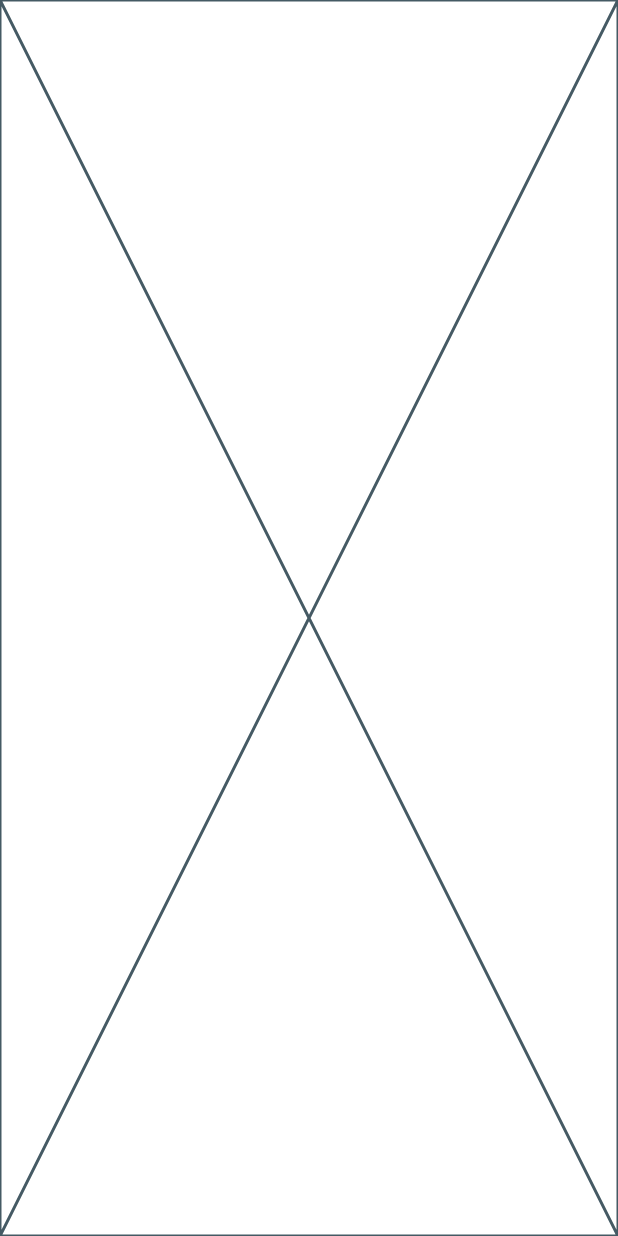
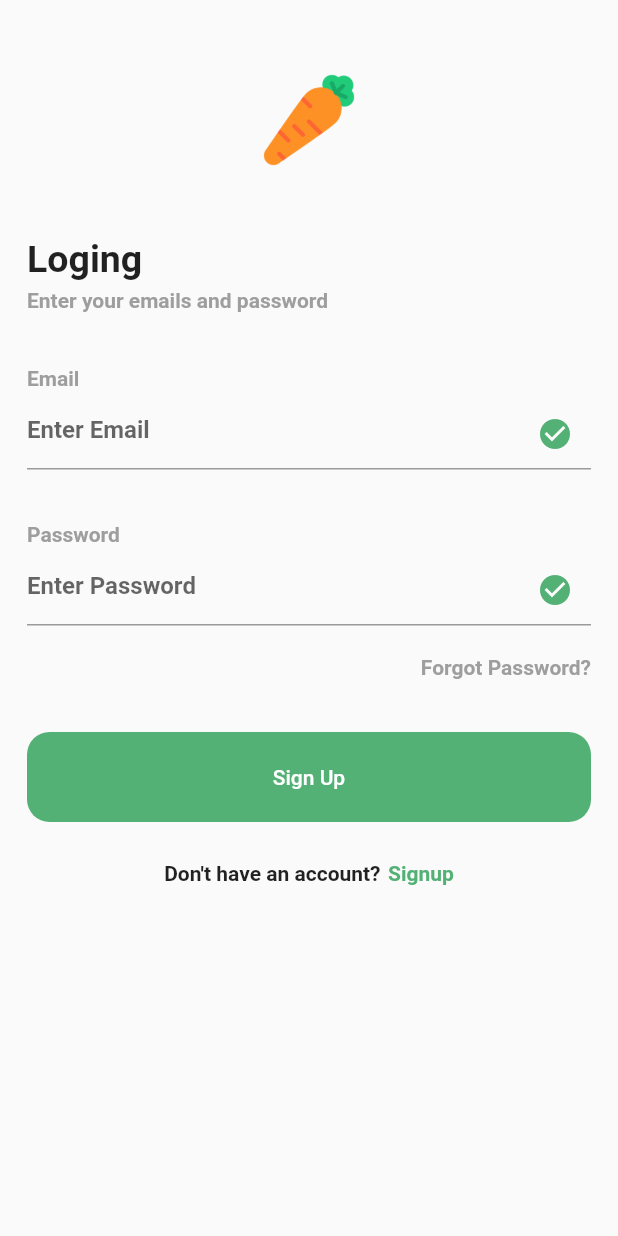
Before and after one commit to unjoo31/flutter-portfolio-login-join, a Flutter app: the screen it shows after launch, on a phone screen of 412 x 824 dp. Run offline on Flutter 3.47's test engine with Material 2 defaults, Android fonts, the light colour scheme and no system bars; our stand-ins replace validators.

Commit message:
git commit "개발 완료"

```diff
--- /dev/null
+++ b/lib/components/custom_login_form.dart
@@ -0,0 +1,59 @@
+import 'package:flutter/material.dart';
+import 'package:login_join/components/custom_text_form_field.dart';
+import 'package:login_join/size.dart';
+import 'package:login_join/user_repository.dart';
+import 'package:login_join/validator_util.dart';
+
+class CustomLoginForm extends StatelessWidget {
+  final _formKey = GlobalKey<FormState>();
+
+  final _email = TextEditingController();
+  final _password = TextEditingController();
+  CustomLoginForm();
+
+  @override
+  Widget build(BuildContext context) {
+    return Form(
+      key: _formKey,
+      child: Padding(
+        padding: const EdgeInsets.all(8.0),
+        child: Column(
+          children: [
+            SizedBox(height: large_gap),
+            CustomTextFormField(
+              validate: validateEmail(),
+              textController: _email,
+              text: "Email",
+            ),
+            SizedBox(height: mlarge_gap),
+            CustomTextFormField(
+              validate: validatePassword(),
+              textController: _password,
+              isPassword: true,
+              text: "Password",
+            ),
+            SizedBox(height: large_gap),
+            Align(
+              alignment: Alignment.centerRight,
+              child: Text(
+                "Forgot Password?",
+                style:
+                    TextStyle(color: Colors.grey, fontWeight: FontWeight.bold),
+              ),
+            ),
+            SizedBox(height: mlarge_gap),
+            TextButton(
+                onPressed: () {
+                  if (_formKey.currentState!.validate()) {
+                    UserRepository repo = UserRepository();
+                    repo.login(_email.text.trim(), _password.text.trim());
+                    Navigator.pushNamed(context, "/login");
+                  }
+                },
+                child: Text("Sign Up"))
+          ],
+        ),
+      ),
+    );
+  }
+}
--- /dev/null
+++ b/lib/components/custom_move_join.dart
@@ -0,0 +1,28 @@
+import 'package:flutter/material.dart';
+import 'package:login_join/size.dart';
+import 'package:login_join/theme.dart';
+
+class CustomMoveJoin extends StatelessWidget {
+  String title;
+  String buttonTitle;
+  CustomMoveJoin({required this.title, required this.buttonTitle});
+
+  @override
+  Widget build(BuildContext context) {
+    return Padding(
+      padding: const EdgeInsets.all(8.0),
+      child: Row(
+        mainAxisAlignment: MainAxisAlignment.center,
+        children: [
+          Text("${title}", style: TextStyle(fontWeight: FontWeight.bold)),
+          SizedBox(width: small_gap),
+          Text("${buttonTitle}",
+              style: TextStyle(
+                fontWeight: FontWeight.bold,
+                color: primaryGreen,
+              )),
+        ],
+      ),
+    );
+  }
+}
--- /dev/null
+++ b/lib/components/custom_text_form_field.dart
@@ -0,0 +1,40 @@
+import 'package:flutter/material.dart';
+import 'package:login_join/size.dart';
+import 'package:login_join/theme.dart';
+
+class CustomTextFormField extends StatelessWidget {
+  final textController;
+  final validate;
+  String text;
+  bool isPassword;
+  CustomTextFormField(
+      {required this.text,
+      required this.validate,
+      required this.textController,
+      this.isPassword = false});
+
+  @override
+  Widget build(BuildContext context) {
+    return Column(
+      crossAxisAlignment: CrossAxisAlignment.start,
+      children: [
+        Text(
+          "${text}",
+          style: TextStyle(color: Colors.grey, fontWeight: FontWeight.bold),
+        ),
+        SizedBox(height: small_gap),
+        TextFormField(
+          controller: textController,
+          validator: validate,
+          style: TextStyle(
+            fontWeight: FontWeight.bold,
+          ),
+          obscureText: isPassword,
+          decoration: InputDecoration(
+              hintText: "Enter ${text}",
+              suffixIcon: Icon(Icons.check_circle, color: primaryGreen)),
+        )
+      ],
+    );
+  }
+}
--- /dev/null
+++ b/lib/components/custom_title_form.dart
@@ -0,0 +1,31 @@
+import 'package:flutter/material.dart';
+import 'package:login_join/size.dart';
+
+class CustomTitle extends StatelessWidget {
+  String mainTitle;
+  String subTitle;
+
+  CustomTitle({required this.mainTitle, required this.subTitle});
+
+  @override
+  Widget build(BuildContext context) {
+    return Padding(
+      padding: const EdgeInsets.all(8.0),
+      child: Column(
+        crossAxisAlignment: CrossAxisAlignment.start,
+        children: [
+          SizedBox(height: large_gap),
+          Text(
+            "${mainTitle}",
+            style: TextStyle(fontWeight: FontWeight.bold, fontSize: 25),
+          ),
+          SizedBox(height: small_gap),
+          Text(
+            "${subTitle}",
+            style: TextStyle(color: Colors.grey, fontWeight: FontWeight.bold),
+          ),
+        ],
+      ),
+    );
+  }
+}
--- /dev/null
+++ b/lib/components/logo.dart
@@ -0,0 +1,12 @@
+import 'package:flutter/material.dart';
+
+class Logo extends StatelessWidget {
+  const Logo({super.key});
+
+  @override
+  Widget build(BuildContext context) {
+    return Column(
+      children: [Image.asset("assets/logo.png", width: 100, height: 100)],
+    );
+  }
+}
--- a/lib/main.dart
+++ b/lib/main.dart
@@ -1,4 +1,7 @@
 import 'package:flutter/material.dart';
+import 'package:login_join/pages/join_page.dart';
+import 'package:login_join/pages/login_page.dart';
+import 'package:login_join/theme.dart';
 
 void main() {
   runApp(const MyApp());
@@ -9,6 +12,14 @@ class MyApp extends StatelessWidget {
 
   @override
   Widget build(BuildContext context) {
-    return const Placeholder();
+    return MaterialApp(
+      debugShowCheckedModeBanner: false,
+      theme: theme(),
+      initialRoute: "/login",
+      routes: {
+        "/join": (context) => JoinPage(),
+        "/login": (context) => LoginPage(),
+      },
+    );
   }
 }
--- /dev/null
+++ b/lib/pages/login_page.dart
@@ -0,0 +1,33 @@
+import 'package:flutter/material.dart';
+import 'package:login_join/components/custom_login_form.dart';
+import 'package:login_join/components/custom_move_join.dart';
+import 'package:login_join/components/custom_title_form.dart';
+import 'package:login_join/components/logo.dart';
+import 'package:login_join/size.dart';
+
+class LoginPage extends StatelessWidget {
+  const LoginPage({super.key});
+
+  @override
+  Widget build(BuildContext context) {
+    return Scaffold(
+      resizeToAvoidBottomInset: true,
+      body: Padding(
+        padding: const EdgeInsets.all(10),
+        child: ListView(
+          children: [
+            SizedBox(height: large_gap),
+            Logo(),
+            CustomTitle(
+                mainTitle: "Loging",
+                subTitle: "Enter your emails and password"),
+            CustomLoginForm(),
+            SizedBox(height: medium_gap),
+            CustomMoveJoin(
+                title: "Don't have an account?", buttonTitle: "Signup"),
+          ],
+        ),
+      ),
+    );
+  }
+}
--- /dev/null
+++ b/lib/size.dart
@@ -0,0 +1,5 @@
+const double small_gap = 5.0;
+const double medium_gap = 10.0;
+const double large_gap = 20.0;
+const double mlarge_gap = 35.0;
+const double xlarge_gap = 100.0;
--- /dev/null
+++ b/lib/theme.dart
@@ -0,0 +1,36 @@
+import 'package:flutter/material.dart';
+
+const MaterialColor primaryGreen = MaterialColor(
+  0xFF53B175,
+  <int, Color>{
+    50: Color(0xFF53B175),
+    100: Color(0xFF53B175),
+    200: Color(0xFF53B175),
+    300: Color(0xFF53B175),
+    400: Color(0xFF53B175),
+    500: Color(0xFF53B175),
+    600: Color(0xFF53B175),
+    700: Color(0xFF53B175),
+    800: Color(0xFF53B175),
+    900: Color(0xFF53B175),
+  },
+);
+
+ThemeData theme() {
+  return ThemeData(
+    textButtonTheme: TextButtonThemeData(
+      style: TextButton.styleFrom(
+        backgroundColor: primaryGreen,
+        foregroundColor: Colors.white,
+        shape: RoundedRectangleBorder(
+          borderRadius: BorderRadius.circular(15),
+        ),
+        minimumSize: Size(double.infinity, 60),
+      ),
+    ),
+    primarySwatch: primaryGreen,
+    appBarTheme: const AppBarTheme(
+      iconTheme: IconThemeData(color: primaryGreen),
+    ),
+  );
+}
--- /dev/null
+++ b/lib/user_repository.dart
@@ -0,0 +1,18 @@
+class UserRepository {
+  void login(String email, String password) {
+    print("email : $email");
+    print("password : $password");
+    // 통신코드
+
+    // 응답 받기
+  }
+
+  void join(String email, String password, String username) {
+    print("email : $email");
+    print("password : $password");
+    print("username : $username");
+    // 통신코드
+
+    // 응답 받기
+  }
+}
--- a/pubspec.yaml
+++ b/pubspec.yaml
@@ -35,6 +35,8 @@ dependencies:
   # The following adds the Cupertino Icons font to your application.
   # Use with the CupertinoIcons class for iOS style icons.
   cupertino_icons: ^1.0.2
+  flutter_svg: ^2.0.7
+  validators: 3.0.0
 
 dev_dependencies:
   flutter_test:
@@ -59,8 +61,8 @@ flutter:
   uses-material-design: true
 
   # To add assets to your application, add an assets section, like this:
-  # assets:
-  #   - images/a_dot_burr.jpeg
+  assets:
+    - assets/
   #   - images/a_dot_ham.jpeg
 
   # An image asset can refer to one or more resolution-specific "variants", see
```
Also changed, not shown: lib/components/custom_join_form.dart (added, +63 -0 lines), lib/pages/join_page.dart (added, +33 -0 lines), lib/validator_util.dart (added, +43 -0 lines), pubspec.lock.
